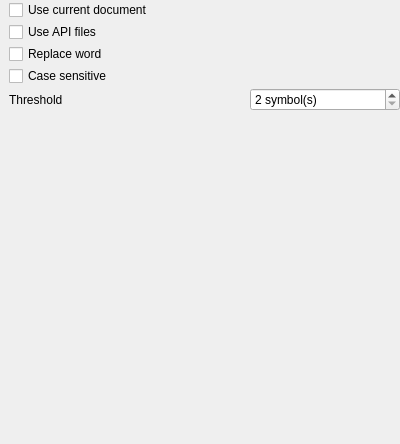
This is src/app/ui/forms/AutocompleteSettingsPage.ui in Mezomish/juffed as Qt 5 draws it before an edit. The edited form follows.
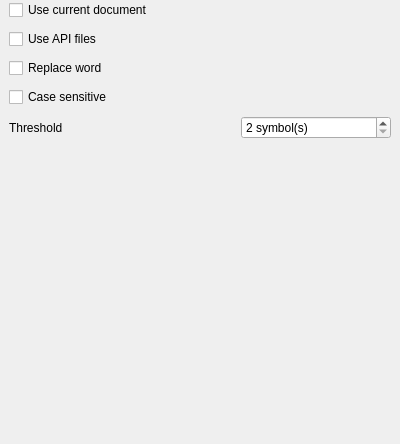
This is the edited form.

Diff of the .ui file:
```diff
--- a/src/app/ui/forms/AutocompleteSettingsPage.ui
+++ b/src/app/ui/forms/AutocompleteSettingsPage.ui
@@ -15,7 +15,7 @@
   </property>
   <layout class="QVBoxLayout">
    <property name="spacing">
-    <number>2</number>
+    <number>9</number>
    </property>
    <property name="leftMargin">
     <number>9</number>
@@ -24,7 +24,7 @@
     <number>0</number>
    </property>
    <property name="rightMargin">
-    <number>0</number>
+    <number>9</number>
    </property>
    <property name="bottomMargin">
     <number>9</number>
```
